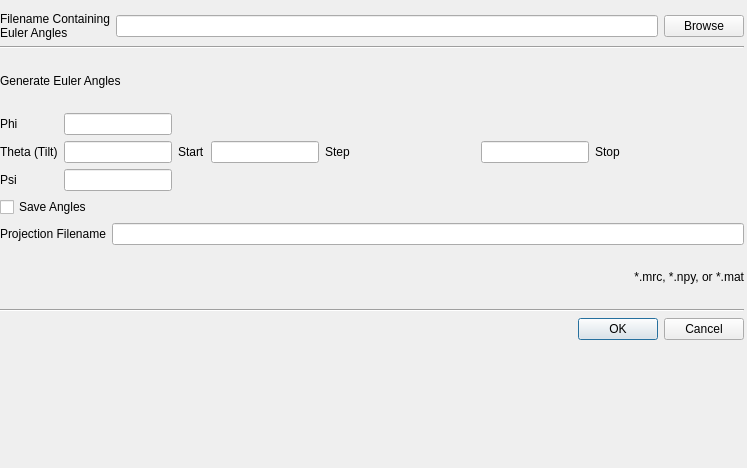
Before: the Qt Designer form GENFIRE/gui/calculateprojectionseries_dialog.ui in genfire-em/GENFIRE-Python, drawn with Qt 5.
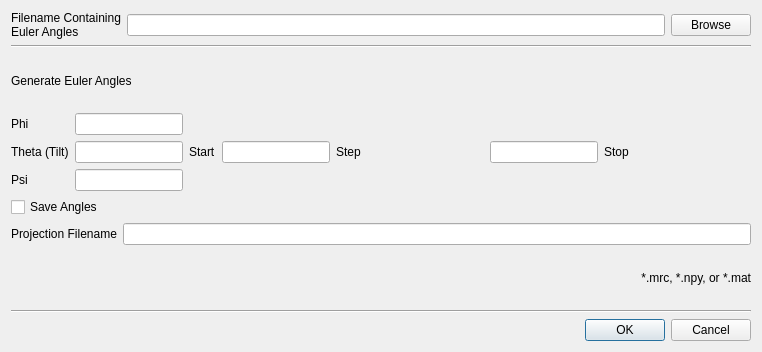
After: the same form once the commit is applied.

The edit to the form file:
```diff
--- a/GENFIRE/gui/calculateprojectionseries_dialog.ui
+++ b/GENFIRE/gui/calculateprojectionseries_dialog.ui
@@ -6,12 +6,12 @@
    <rect>
     <x>0</x>
     <y>0</y>
-    <width>747</width>
-    <height>468</height>
+    <width>762</width>
+    <height>352</height>
    </rect>
   </property>
   <property name="sizePolicy">
-   <sizepolicy hsizetype="Fixed" vsizetype="Fixed">
+   <sizepolicy hsizetype="Minimum" vsizetype="Minimum">
     <horstretch>0</horstretch>
     <verstretch>0</verstretch>
    </sizepolicy>
@@ -19,15 +19,8 @@
   <property name="windowTitle">
    <string>Dialog</string>
   </property>
-  <widget class="QWidget" name="">
-   <property name="geometry">
-    <rect>
-     <x>0</x>
-     <y>12</y>
-     <width>744</width>
-     <height>328</height>
-    </rect>
-   </property>
+  <layout class="QVBoxLayout" name="verticalLayout_9">
+   <item>
    <layout class="QVBoxLayout" name="verticalLayout_2">
     <item>
      <layout class="QVBoxLayout" name="verticalLayout_8">
@@ -316,8 +309,6 @@
         </property>
        </widget>
       </item>
-     </layout>
-    </item>
     <item>
      <widget class="QDialogButtonBox" name="buttonBox">
       <property name="orientation">
@@ -329,7 +320,10 @@
      </widget>
     </item>
    </layout>
-  </widget>
+     </item>
+    </layout>
+   </item>
+  </layout>
  </widget>
  <tabstops>
   <tabstop>lineEdit_angleFile</tabstop>
```
Lines whose indentation alone changed are shown as unchanged.
